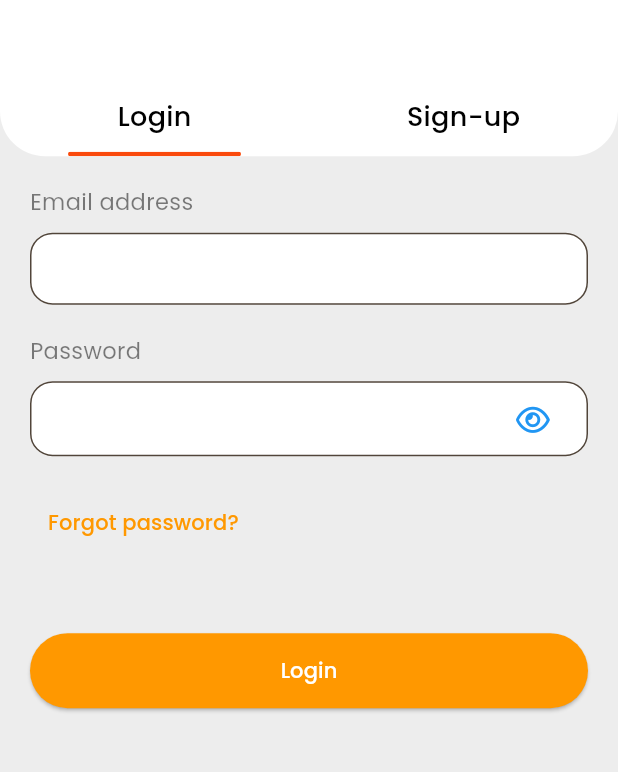
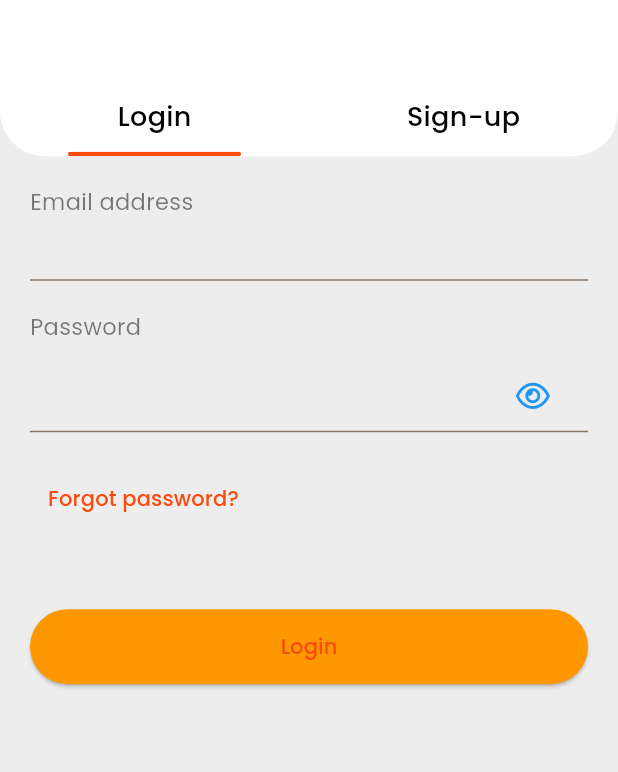
Before and after one commit to theshotayoboluwatife/bostan_abula_spot, a Flutter app: the screen it shows after launch, on a phone screen of 412 x 824 dp, the part 400-1172 px from its top. Run offline on Flutter 3.47's test engine with Material 3 defaults, Android fonts, the phone set to English and light mode, and no system bars; our stand-ins replace font_awesome_flutter, gap, go_router; project files that could hold a hidden picture were left out.

Commit message:
fixes in button color

```diff
--- a/lib/features/authentication/presentation/widgets/login_form.dart
+++ b/lib/features/authentication/presentation/widgets/login_form.dart
@@ -15,12 +15,12 @@ class _LoginFormState extends State<LoginForm> {
   final TextEditingController emailController = TextEditingController();
   final TextEditingController passwordController = TextEditingController();
 
-  @override
+  /*@override
   void dispose() {
     super.dispose();
     emailController.dispose();
     passwordController.dispose();
-  }
+  }*/
 
   @override
   Widget build(BuildContext context) {
@@ -54,7 +54,7 @@ class _LoginFormState extends State<LoginForm> {
             onPressed: () {},
             child: const CustomText(
               text: 'Forgot password?',
-              color: Colors.orange,
+              color: Color(0xffFA4A0C),
             ),
           ),
           const Gap(50.0),
@@ -66,7 +66,7 @@ class _LoginFormState extends State<LoginForm> {
               style: ElevatedButton.styleFrom(backgroundColor: Colors.orange),
               child: const CustomText(
                 text: 'Login',
-                color: Colors.white,
+                color: Color(0xffFA4A0C),
               ),
             ),
           ),
--- a/lib/features/authentication/presentation/widgets/text_fields.dart
+++ b/lib/features/authentication/presentation/widgets/text_fields.dart
@@ -29,15 +29,10 @@ class _EmailTextField extends State<EmailTextField> {
       style: const TextStyle(color: Colors.black),
       keyboardType: widget.textInputType,
       autofillHints: const [AutofillHints.email],
-      decoration: InputDecoration(
+      decoration: const InputDecoration(
         isDense: true,
-        hintStyle: const TextStyle(
-          color: Color(0XFF6B7380),
-        ),
-        fillColor: Colors.white,
-        filled: true,
-        border: OutlineInputBorder(
-          borderRadius: BorderRadius.circular(15),
+        focusedBorder: UnderlineInputBorder(
+          borderSide: BorderSide(color: Colors.orange),
         ),
       ),
     );
@@ -92,13 +87,8 @@ class _PasswordTextFieldState extends State<PasswordTextField>
             ),
           ),
         ),
-        hintStyle: const TextStyle(
-          color: Color(0XFF6B7380),
-        ),
-        fillColor: Colors.white,
-        filled: true,
-        border: OutlineInputBorder(
-          borderRadius: BorderRadius.circular(15),
+        focusedBorder: const UnderlineInputBorder(
+          borderSide: BorderSide(color: Colors.orange),
         ),
       ),
     );
```
